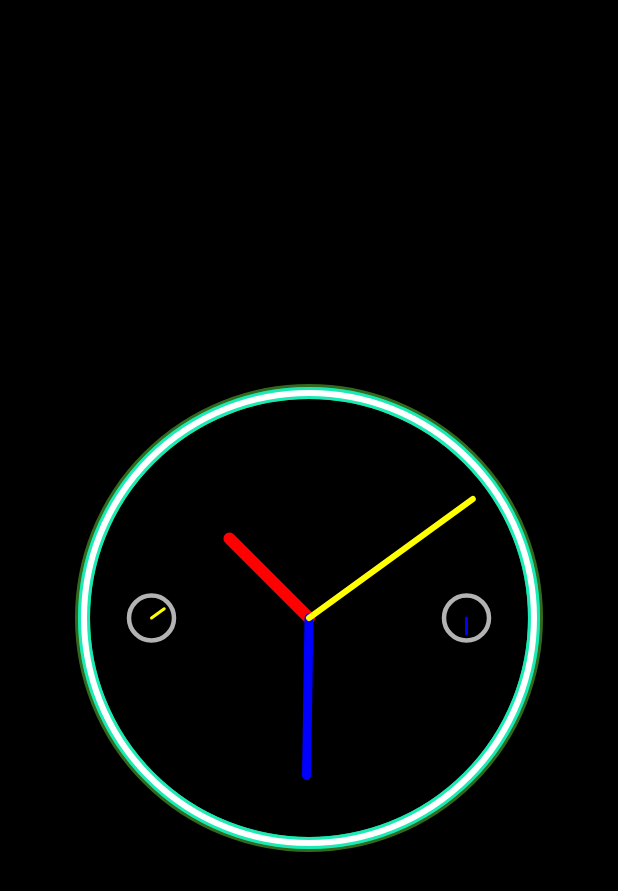
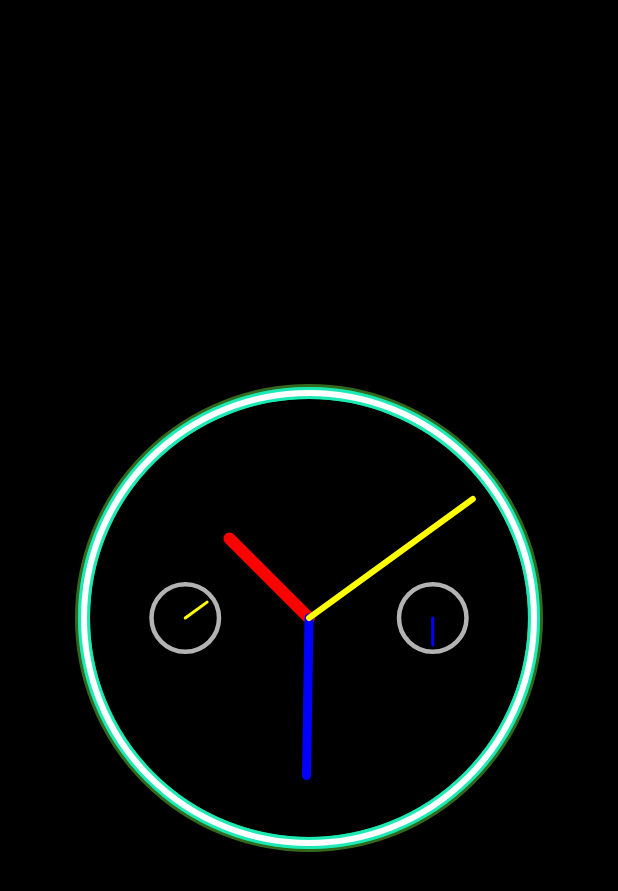
Before and after one commit to monotoshghosh/ElkDocs, an Android app built with Jetpack Compose: the screen it shows after launch (MainActivity), on a phone screen of 412 x 824 dp. Shown: the top 891 px of the screen. Run offline under Robolectric (Android 15) with nearby library versions, the phone set to English and light mode, and no system bars.

```diff
--- a/app/src/main/java/com/monotoshghosh/elkdocs/MainActivity.kt
+++ b/app/src/main/java/com/monotoshghosh/elkdocs/MainActivity.kt
@@ -129,19 +129,19 @@ fun AnimatedAnalogClock() {
                 style = Stroke(width = 8.dp.toPx())
             )
 
-            // Draw left pulsating circle (previously top circle)
+            // Draw left pulsating circle (previously top circle) with increased size and closer position
             drawCircle(
                 color = Color.White.copy(alpha = 0.7f),
-                radius = radius * 0.1f * topCirclePulse.value,
-                center = androidx.compose.ui.geometry.Offset(centerX - radius * 0.7f, centerY), // Change position to the left
+                radius = radius * 0.15f * topCirclePulse.value, // Increased size
+                center = androidx.compose.ui.geometry.Offset(centerX - radius * 0.55f, centerY), // Move closer to the center
                 style = Stroke(width = 3.dp.toPx())
             )
 
-            // Draw right pulsating circle (previously bottom circle)
+            // Draw right pulsating circle (previously bottom circle) with increased size and closer position
             drawCircle(
                 color = Color.White.copy(alpha = 0.7f),
-                radius = radius * 0.1f * bottomCirclePulse.value,
-                center = androidx.compose.ui.geometry.Offset(centerX + radius * 0.7f, centerY), // Change position to the right
+                radius = radius * 0.15f * bottomCirclePulse.value, // Increased size
+                center = androidx.compose.ui.geometry.Offset(centerX + radius * 0.55f, centerY), // Move closer to the center
                 style = Stroke(width = 3.dp.toPx())
             )
 
@@ -201,10 +201,10 @@ fun AnimatedAnalogClock() {
             // Draw needle in left pulsating circle (representing seconds)
             drawLine(
                 color = Color.Yellow,
-                start = androidx.compose.ui.geometry.Offset(centerX - radius * 0.7f, centerY), // Change position to the left
+                start = androidx.compose.ui.geometry.Offset(centerX - radius * 0.55f, centerY), // Move closer to the center
                 end = androidx.compose.ui.geometry.Offset(
-                    centerX - radius * 0.7f + radius * 0.07f * cos(leftCircleAngle - PI / 2).toFloat(), // Adjust the needle position
-                    centerY + radius * 0.07f * sin(leftCircleAngle - PI / 2).toFloat() // Adjust the needle position
+                    centerX - radius * 0.55f + radius * 0.12f * cos(leftCircleAngle - PI / 2).toFloat(), // Adjust the needle position
+                    centerY + radius * 0.12f * sin(leftCircleAngle - PI / 2).toFloat() // Adjust the needle position
                 ),
                 strokeWidth = 2.dp.toPx(),
                 cap = StrokeCap.Round
@@ -213,10 +213,10 @@ fun AnimatedAnalogClock() {
             // Draw needle in right pulsating circle (representing minutes)
             drawLine(
                 color = Color.Blue,
-                start = androidx.compose.ui.geometry.Offset(centerX + radius * 0.7f, centerY), // Change position to the right
+                start = androidx.compose.ui.geometry.Offset(centerX + radius * 0.55f, centerY), // Move closer to the center
                 end = androidx.compose.ui.geometry.Offset(
-                    centerX + radius * 0.7f + radius * 0.07f * cos(rightCircleAngle - PI / 2).toFloat(), // Adjust the needle position
-                    centerY + radius * 0.07f * sin(rightCircleAngle - PI / 2).toFloat() // Adjust the needle position
+                    centerX + radius * 0.55f + radius * 0.12f * cos(rightCircleAngle - PI / 2).toFloat(), // Adjust the needle position
+                    centerY + radius * 0.12f * sin(rightCircleAngle - PI / 2).toFloat() // Adjust the needle position
                 ),
                 strokeWidth = 2.dp.toPx(),
                 cap = StrokeCap.Round
```
